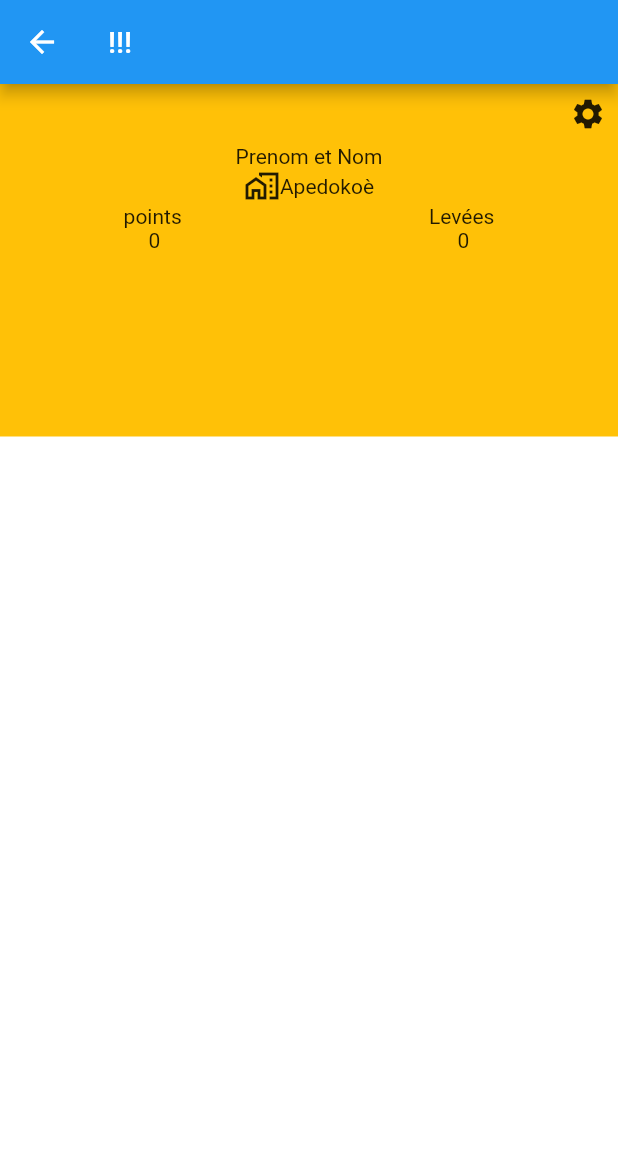
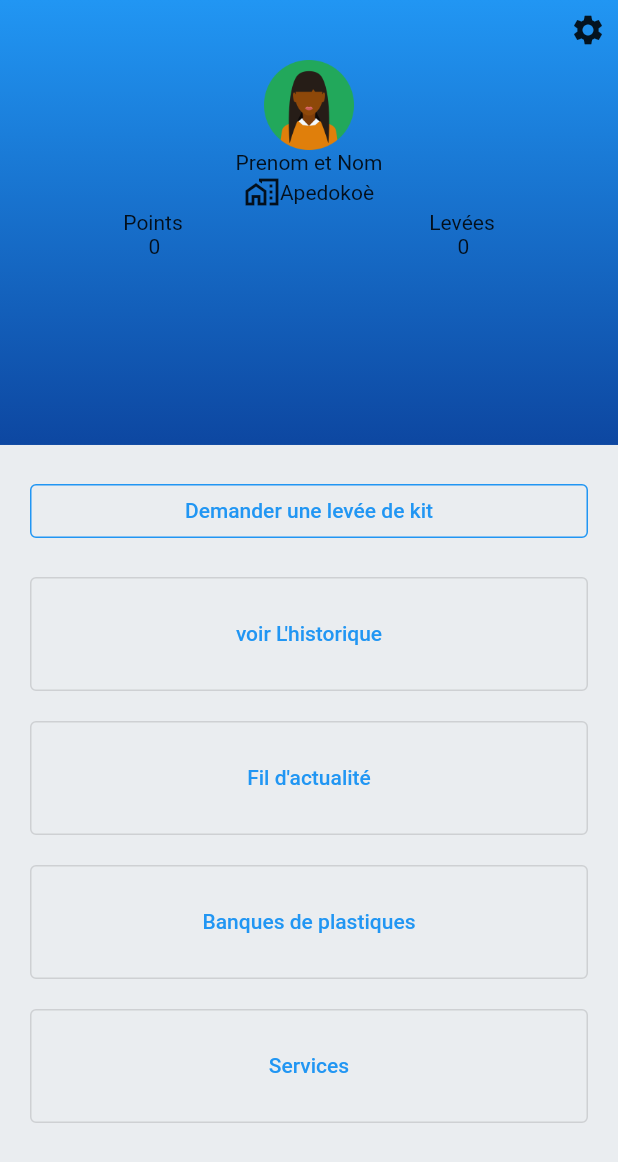
Before and after one commit to KScodeur/scope_app_project, a Flutter app: the screen it shows after launch, after a tap on "Vérifier", on a phone screen of 412 x 824 dp. Shown: the top 1162 px of the screen. Run offline on Flutter 3.47's test engine with Material 2 defaults, Android fonts, the phone set to English and light mode, and no system bars.

Commit message:
Ajout des pages actualités,services,banques plastiqueset historiques

```diff
--- a/lib/home_page.dart
+++ b/lib/home_page.dart
@@ -1,4 +1,8 @@
 import 'package:flutter/material.dart';
+import 'package:scope_app/historic_page.dart';
+import 'package:scope_app/actuality_page.dart';
+import 'package:scope_app/bankplastic_page.dart';
+import 'package:scope_app/services_page.dart';
 
 class HomePage extends StatefulWidget {
   const HomePage({super.key});
@@ -8,20 +12,30 @@ class HomePage extends StatefulWidget {
 }
 
 class _HomePageState extends State<HomePage> {
+  List<Widget> pages = const [
+    HistoricPage(),
+    ServicesPage(),
+    ActualityPage(),
+    BankplasticPage()
+  ];
+
   @override
   Widget build(BuildContext context) {
     return Scaffold(
-      appBar: AppBar(
-        title: const Text("!!!"),
-      ),
+      // appBar: AppBar(
+      //   title: const Text("!!!"),
+      // ),
       body: Column(
         children: [
           Container(
-            color: Colors.amber,
-            // foregroundDecoration: const BoxDecoration(backgroundBlendMode: Colors.blue),
-            height: 235,
-            child: Column(
-              children: [
+              decoration: BoxDecoration(
+                  gradient: LinearGradient(
+                      begin: Alignment.bottomLeft,
+                      end: Alignment.topLeft,
+                      colors: [Colors.blue.shade900, Colors.blue])),
+              // foregroundDecoration: const BoxDecoration(backgroundBlendMode: Colors.blue),
+              height: getHeight(context) * 0.36,
+              child: Column(children: [
                 Container(
                     padding: const EdgeInsets.all(8),
                     child: Row(
@@ -32,27 +46,139 @@ class _HomePageState extends State<HomePage> {
                         ),
                       ],
                     )),
+                SizedBox(
+                    height: 60,
+                    child:
+                        Center(child: Image.asset("images/profil_user.png"))),
                 const Text('Prenom et Nom'),
                 Row(
                   mainAxisAlignment: MainAxisAlignment.center,
-                  children: const[
+                  children: const [
                     Icon(Icons.maps_home_work_outlined),
                     Text("Apedokoè"),
                   ],
                 ),
                 Row(
                   mainAxisAlignment: MainAxisAlignment.spaceAround,
-                  children: const [Text("points"), Text("Levées")],
+                  children: const [Text("Points"), Text("Levées")],
                 ),
                 Row(
                   mainAxisAlignment: MainAxisAlignment.spaceAround,
                   children: const [Text("0"), Text("0")],
                 )
-              ],
+              ])),
+          Container(
+            width: getWidth(context),
+            padding: const EdgeInsets.all(20),
+            child: OutlinedButton(
+              style: ButtonStyle(
+                  side: MaterialStateProperty.all<BorderSide>(
+                      const BorderSide(width: 1, color: Colors.blue))),
+              // style: OutlinedButton.styleFrom(
+              //     textStyle: const TextStyle(
+              //   fontSize: 18,
+              //   fontWeight: FontWeight.normal,
+              //   color: Colors.black,
+              // )),
+              onPressed: () {
+                _showAlert(context);
+              },
+              child: const Text('Demander une levée de kit'),
             ),
-          )
+          ),
+          Container(
+              width: getWidth(context),
+              padding: const EdgeInsets.only(left: 20, bottom: 20, right: 20),
+              child: OutlinedButton(
+                style: ButtonStyle(
+                    padding: MaterialStateProperty.all<EdgeInsetsGeometry>(
+                        const EdgeInsets.all(30))),
+                onPressed: () {
+                  Navigator.of(context)
+                      .push(MaterialPageRoute(builder: (BuildContext context) {
+                    return const HistoricPage();
+                  }));
+                },
+                child: const Text("voir L'historique"),
+                // Icons.access_alarm,
+              )),
+          Container(
+              width: getWidth(context),
+              padding: const EdgeInsets.only(left: 20, bottom: 20, right: 20),
+              child: OutlinedButton(
+                style: ButtonStyle(
+                    padding: MaterialStateProperty.all<EdgeInsetsGeometry>(
+                        const EdgeInsets.all(30))),
+                onPressed: () {
+                  Navigator.of(context)
+                      .push(MaterialPageRoute(builder: (BuildContext context) {
+                    return const ActualityPage();
+                  }));
+                },
+                child: const Text("Fil d'actualité"),
+              )),
+          Container(
+              width: getWidth(context),
+              padding: const EdgeInsets.only(left: 20, bottom: 20, right: 20),
+              child: OutlinedButton(
+                style: ButtonStyle(
+                    padding: MaterialStateProperty.all<EdgeInsetsGeometry>(
+                        const EdgeInsets.all(30))),
+                onPressed: () {
+                  Navigator.of(context)
+                      .push(MaterialPageRoute(builder: (BuildContext context) {
+                    return const BankplasticPage();
+                  }));
+                },
+                child: const Text("Banques de plastiques"),
+              )),
+          Container(
+              width: getWidth(context),
+              padding: const EdgeInsets.only(left: 20, bottom: 20, right: 20),
+              child: OutlinedButton(
+                style: ButtonStyle(
+                    padding: MaterialStateProperty.all<EdgeInsetsGeometry>(
+                        const EdgeInsets.all(30))),
+                onPressed: () {
+                  Navigator.of(context)
+                      .push(MaterialPageRoute(builder: (BuildContext context) {
+                    return const ServicesPage();
+                  }));
+                },
+                child: const Text("Services"),
+              )),
+          // TextButton(onPressed: onPressed, child: child)
         ],
       ),
     );
   }
 }
+
+double getWidth(BuildContext context) {
+  return MediaQuery.of(context).size.width;
+}
+
+double getHeight(BuildContext context) {
+  return MediaQuery.of(context).size.height;
+}
+
+void _showAlert(BuildContext context) {
+  showDialog(
+    context: context,
+    builder: (BuildContext context) {
+      return AlertDialog(
+        title: const Text('Collecte de kit'),
+        content: const Text(
+            "Un agent de SCoPE sera alerté et viendra collecté votre kit. Voulez-vous confirmé l'alerte?"),
+        actions: [
+          TextButton(
+            child: const Text('Fermer'),
+            onPressed: () {
+              Navigator.of(context).pop();
+            },
+          ),
+        ],
+      );
+    },
+  );
+}
--- a/lib/main.dart
+++ b/lib/main.dart
@@ -13,7 +13,7 @@ class MyApp extends StatelessWidget {
     return MaterialApp(
       debugShowCheckedModeBanner: false,
       theme: ThemeData(
-          scaffoldBackgroundColor: Colors.white, primarySwatch: Colors.blue),
+          scaffoldBackgroundColor: const Color.fromARGB(255, 234, 237, 240), primarySwatch: Colors.blue),
       home: const Rootpage(),
     );
   }
@@ -33,7 +33,7 @@ class _RootpageState extends State<Rootpage> {
         // children: [
         body: Column(
       children: [
-        Container(
+        SizedBox(
           height: 120,
           child: Image.asset('images/scope.png'),
         ),
--- a/pubspec.yaml
+++ b/pubspec.yaml
@@ -35,6 +35,7 @@ dependencies:
   # The following adds the Cupertino Icons font to your application.
   # Use with the CupertinoIcons class for iOS style icons.
   cupertino_icons: ^1.0.2
+  font_awesome_flutter: ^10.4.0
 
 dev_dependencies:
   flutter_test:
@@ -61,7 +62,8 @@ flutter:
   # To add assets to your application, add an assets section, like this:
   assets:
     - images/
-  #   - images/a_dot_ham.jpeg
+    - images/actualite_1.png
+    - images/scope.jpeg
 
   # An image asset can refer to one or more resolution-specific "variants", see
   # https://flutter.dev/assets-and-images/#resolution-aware
```
Also changed, not shown: lib/actuality_page.dart (added, +55 -0 lines), lib/bankplastic_page.dart (added, +19 -0 lines), lib/historic_page.dart (added, +19 -0 lines), lib/services_page.dart (added, +19 -0 lines), images/actualite_1.png (added), images/profil_user.png (added), images/scope.jpeg (added), pubspec.lock.
